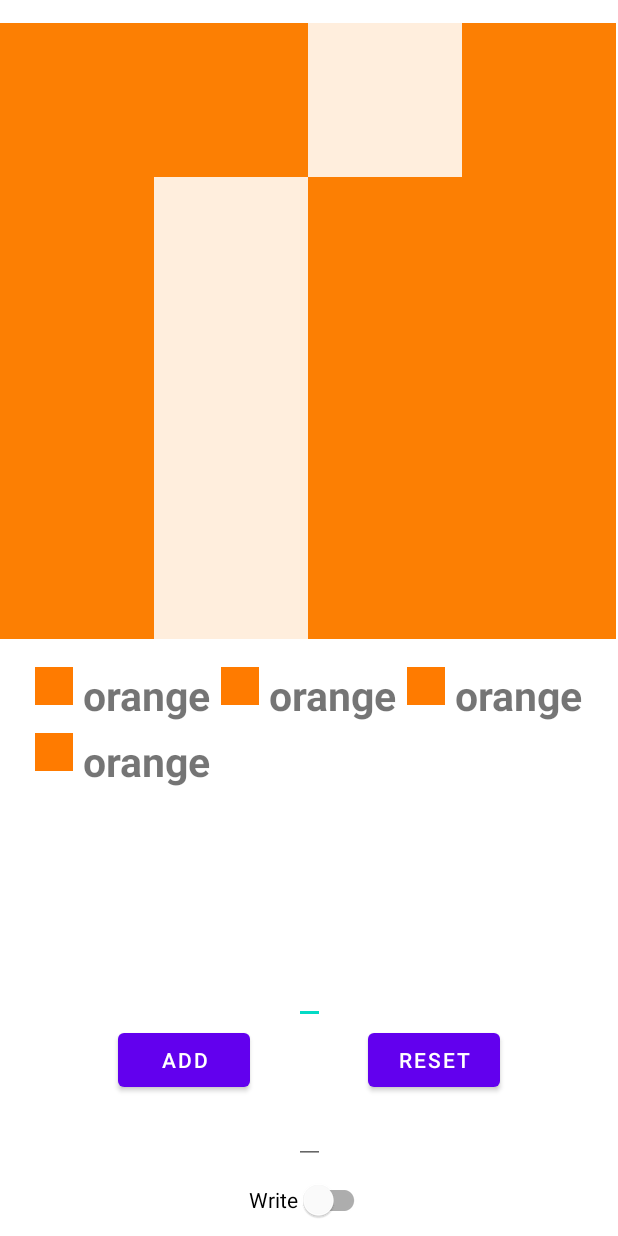
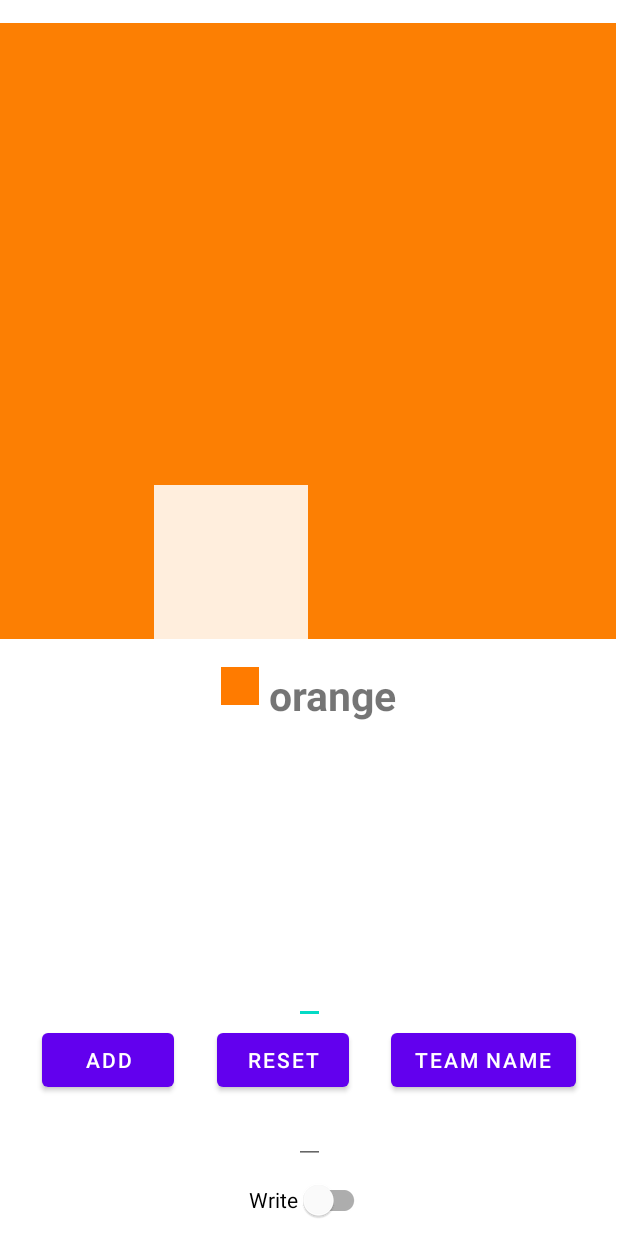
Before and after one commit to marcel3032/rtvt-app, an Android app: the screen it shows after launch (MainActivity), on a phone screen of 412 x 824 dp. Run offline under Robolectric (Android 15) with nearby library versions, the phone set to English and light mode, and no system bars; 1 statement that could not run was skipped.

Commit message:
add team name, results saving

```diff
--- a/farbenie/app/src/main/java/sk/marcel/rtvt/JsonsHelpers.kt
+++ b/farbenie/app/src/main/java/sk/marcel/rtvt/JsonsHelpers.kt
@@ -1,5 +1,6 @@
 package sk.marcel.rtvt
 
+import android.view.View
 import org.json.JSONArray
 import java.io.BufferedReader
 import java.io.File
@@ -7,11 +8,16 @@ import java.lang.Exception
 
 class JsonsHelpers(private var activity: MainActivity) {
     var progressFile: File = File(activity.filesDir.absolutePath, "progress.json")
+    var teamFile: File = File(activity.filesDir.absolutePath, "team.txt")
 
     init {
         if(!progressFile.exists()) {
             progressFile.createNewFile()
             resetProgressFile()
+        }
+        if(!teamFile.exists()) {
+            teamFile.createNewFile()
+            activity.setTeamName(View(activity))
         }
     }
 
@@ -57,4 +63,14 @@ class JsonsHelpers(private var activity: MainActivity) {
             return JSONArray(reader.readText()).getJSONArray(i)
         }
     }
+
+    fun setTeamName(name:String){
+        teamFile.writeText(name)
+    }
+
+    fun getTeamName(): String {
+        BufferedReader(teamFile.reader()).use { reader ->
+            return reader.readText()
+        }
+    }
 }
--- a/farbenie/app/src/main/java/sk/marcel/rtvt/MainActivity.kt
+++ b/farbenie/app/src/main/java/sk/marcel/rtvt/MainActivity.kt
@@ -7,13 +7,13 @@ import android.graphics.Color
 import android.nfc.NfcAdapter
 import android.os.Bundle
 import android.text.SpannableStringBuilder
+import android.view.LayoutInflater
 import android.view.View
 import android.view.ViewGroup
 import android.view.ViewGroup.LayoutParams.WRAP_CONTENT
 import android.widget.*
 import androidx.appcompat.app.AlertDialog
 import androidx.appcompat.app.AppCompatActivity
-import com.google.android.material.switchmaterial.SwitchMaterial
 import org.json.JSONObject
 
 class MainActivity : AppCompatActivity() {
@@ -21,6 +21,7 @@ class MainActivity : AppCompatActivity() {
     private var mNfcAdapter: NfcAdapter? = null
     private var needColors = HashMap<Pair<Int, Int>, String>()
     private lateinit var jsonsHelpers: JsonsHelpers
+    private var reading = true
 
     private fun displayNeededColors(){
         findViewById<FrameLayout>(R.id.need_colors).removeAllViews()
@@ -89,14 +90,14 @@ class MainActivity : AppCompatActivity() {
             }
         }
         if(needColors.isEmpty()){
-            newPicture()
+            writeSubmitNFC()
         }
         createPixels()
         displayNeededColors()
     }
 
-    fun newPicture(){
-        jsonsHelpers.startNewPicture()
+    fun writeSubmitNFC(){
+        reading = false
     }
 
     fun resetProgressFile(v: View){
@@ -108,6 +109,21 @@ class MainActivity : AppCompatActivity() {
                 displayNeededColors()
             }
             .setNegativeButton("No") { dialog: DialogInterface, _: Int -> dialog.cancel() }
+        val alert = builder.create()
+        alert.show()
+    }
+
+    fun setTeamName(v: View){
+        val builder = AlertDialog.Builder(this)
+        val editText = EditText(this)
+        editText.id = View.generateViewId()
+        editText.text = SpannableStringBuilder(jsonsHelpers.getTeamName())
+        builder.setMessage("Set team name?")
+            .setPositiveButton("Save") { _: DialogInterface?, _: Int ->
+                jsonsHelpers.setTeamName(editText.text.toString())
+            }
+            .setView(editText)
+            .setNegativeButton("Cancel") { dialog: DialogInterface, _: Int -> dialog.cancel() }
         val alert = builder.create()
         alert.show()
     }
@@ -134,17 +150,25 @@ class MainActivity : AppCompatActivity() {
 
         if(intent!=null) {
             if (NfcAdapter.ACTION_NDEF_DISCOVERED == intent.action || NfcAdapter.ACTION_TAG_DISCOVERED == intent.action || NfcAdapter.ACTION_TECH_DISCOVERED == intent.action) {
-                if(findViewById<SwitchMaterial>(R.id.switch1).isChecked) {
-                    if(NFC.write(findViewById<EditText>(R.id.write).text.toString(), intent))
-                        Toast.makeText(this, "written: ${findViewById<EditText>(R.id.write).text}", Toast.LENGTH_SHORT).show()
-                    else
-                        Toast.makeText(this, "write failed", Toast.LENGTH_SHORT).show()
-                } else {
+                if(reading) {
                     val res = NFC.read(intent)
                     if(res!=null)
                         Toast.makeText(this, "on card: $res", Toast.LENGTH_SHORT).show()
                     else
                         Toast.makeText(this, "reading failed", Toast.LENGTH_SHORT).show()
+                } else {
+                    val jsonToWrite = JSONObject()
+                    jsonToWrite.put("picture-number", jsonsHelpers.getProgressNum())
+                    jsonToWrite.put("team", jsonsHelpers.getTeamName())
+                    if(NFC.write(jsonToWrite.toString(), intent)){
+                        Toast.makeText(this, "written: ${findViewById<EditText>(R.id.write).text}", Toast.LENGTH_SHORT).show()
+                        jsonsHelpers.startNewPicture()
+                        reading = true
+                        createPixels()
+                        displayNeededColors()
+                    }
+                    else
+                        Toast.makeText(this, "write failed", Toast.LENGTH_SHORT).show()
                 }
             }
         }
--- a/farbenie/app/src/main/res/layout/activity_main.xml
+++ b/farbenie/app/src/main/res/layout/activity_main.xml
@@ -53,10 +53,22 @@
         android:layout_height="wrap_content"
         android:clickable="true"
         app:layout_constraintStart_toEndOf="@id/add_color"
+        app:layout_constraintEnd_toStartOf="@id/set_team_name"
+        app:layout_constraintBottom_toTopOf="@id/write"
+        android:focusable="true"
+        android:onClick="resetProgressFile"/>
+
+    <Button
+        android:text="TEAM NAME"
+        android:id="@+id/set_team_name"
+        android:layout_width="wrap_content"
+        android:layout_height="wrap_content"
+        android:clickable="true"
+        app:layout_constraintStart_toEndOf="@id/reset"
         app:layout_constraintEnd_toEndOf="parent"
         app:layout_constraintBottom_toTopOf="@id/write"
         android:focusable="true"
-        android:onClick="resetProgressFile"/>
+        android:onClick="setTeamName"/>
 
     <EditText
         android:id="@+id/write"
```
Also changed, not shown: farbenie/app/src/main/assets/pictures.json (+7 -7 lines), submit/app/src/main/java/sk/marcel/rtvt_submit/JsonsHelpers.kt (+12 -0 lines), submit/app/src/main/java/sk/marcel/rtvt_submit/MainActivity.kt (+19 -1 lines), submit/app/src/main/res/layout/activity_main.xml (+11 -8 lines).
